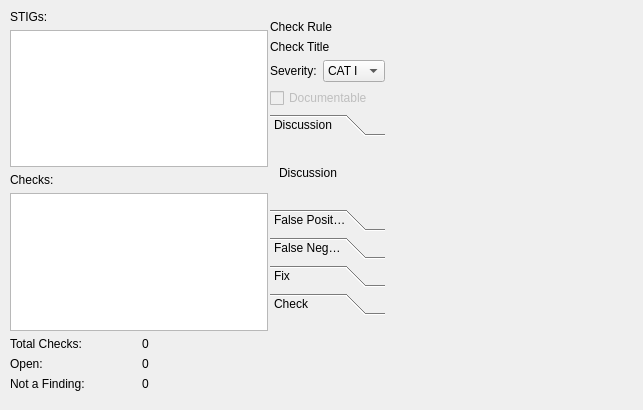
Old version of the form assetview.ui in the repository squinky86/STIGQter.
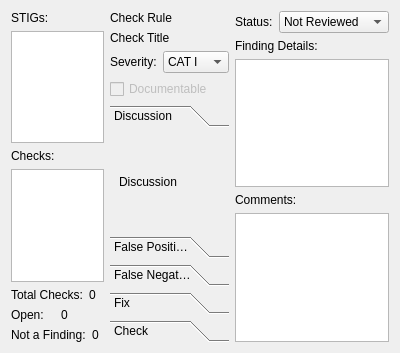
New version of the form. The open tabs and pages were chosen to show the change.

```diff
--- a/assetview.ui
+++ b/assetview.ui
@@ -6,22 +6,15 @@
    <rect>
     <x>0</x>
     <y>0</y>
-    <width>643</width>
-    <height>410</height>
+    <width>400</width>
+    <height>353</height>
    </rect>
   </property>
   <property name="windowTitle">
    <string>Form</string>
   </property>
-  <widget class="QWidget" name="">
-   <property name="geometry">
-    <rect>
-     <x>10</x>
-     <y>10</y>
-     <width>258</width>
-     <height>381</height>
-    </rect>
-   </property>
+  <layout class="QHBoxLayout" name="horizontalLayout_6">
+   <item>
    <layout class="QVBoxLayout" name="verticalLayout">
     <item>
      <widget class="QLabel" name="label">
@@ -98,16 +91,8 @@
      </layout>
     </item>
    </layout>
-  </widget>
-  <widget class="QWidget" name="">
-   <property name="geometry">
-    <rect>
-     <x>270</x>
-     <y>20</y>
-     <width>115</width>
-     <height>295</height>
-    </rect>
-   </property>
+   </item>
+   <item>
    <layout class="QVBoxLayout" name="verticalLayout_7">
     <item>
      <widget class="QLabel" name="lblCheckRule">
@@ -174,7 +159,7 @@
          <x>0</x>
          <y>0</y>
          <width>113</width>
-         <height>69</height>
+          <height>109</height>
         </rect>
        </property>
        <attribute name="label">
@@ -257,7 +242,67 @@
      </widget>
     </item>
    </layout>
-  </widget>
+   </item>
+   <item>
+    <layout class="QVBoxLayout" name="verticalLayout_8">
+     <item>
+      <layout class="QHBoxLayout" name="horizontalLayout_5">
+       <item>
+        <widget class="QLabel" name="label_7">
+         <property name="text">
+          <string>Status:</string>
+         </property>
+        </widget>
+       </item>
+       <item>
+        <widget class="QComboBox" name="cboBoxSeverity_2">
+         <item>
+          <property name="text">
+           <string>Not Reviewed</string>
+          </property>
+         </item>
+         <item>
+          <property name="text">
+           <string>Open</string>
+          </property>
+         </item>
+         <item>
+          <property name="text">
+           <string>Not a Finding</string>
+          </property>
+         </item>
+         <item>
+          <property name="text">
+           <string>Not Applicable</string>
+          </property>
+         </item>
+        </widget>
+       </item>
+      </layout>
+     </item>
+     <item>
+      <widget class="QLabel" name="label_8">
+       <property name="text">
+        <string>Finding Details:</string>
+       </property>
+      </widget>
+     </item>
+     <item>
+      <widget class="QPlainTextEdit" name="txtFindingDetails"/>
+     </item>
+     <item>
+      <widget class="QLabel" name="label_9">
+       <property name="text">
+        <string>Comments:</string>
+       </property>
+      </widget>
+     </item>
+     <item>
+      <widget class="QPlainTextEdit" name="txtComments"/>
+     </item>
+    </layout>
+   </item>
+  </layout>
  </widget>
  <resources/>
  <connections/>
```
Left out of the diff: 2 changed lines with no effect on the pictures. Lines whose indentation alone changed are shown as unchanged.
